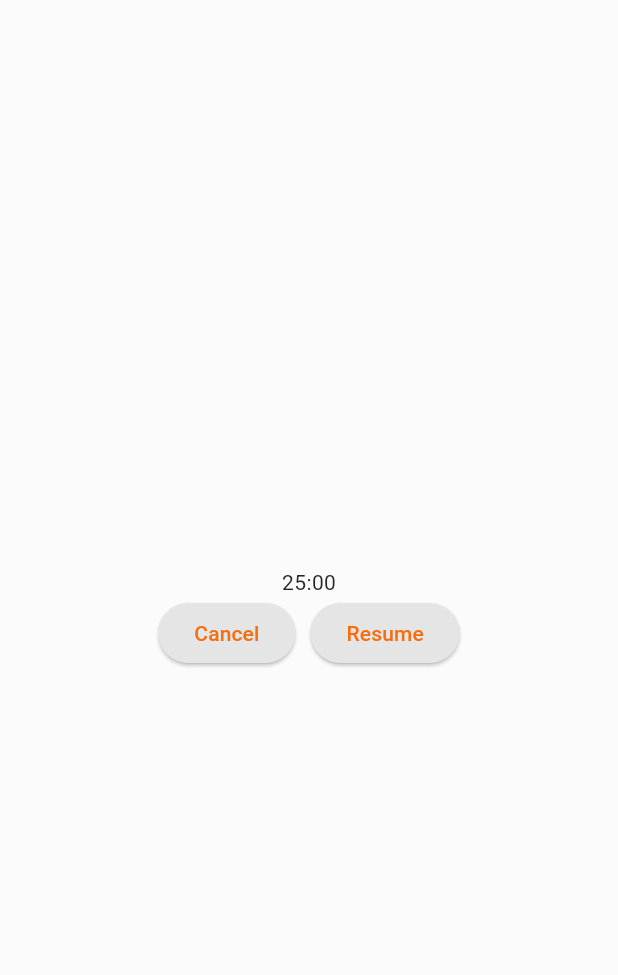
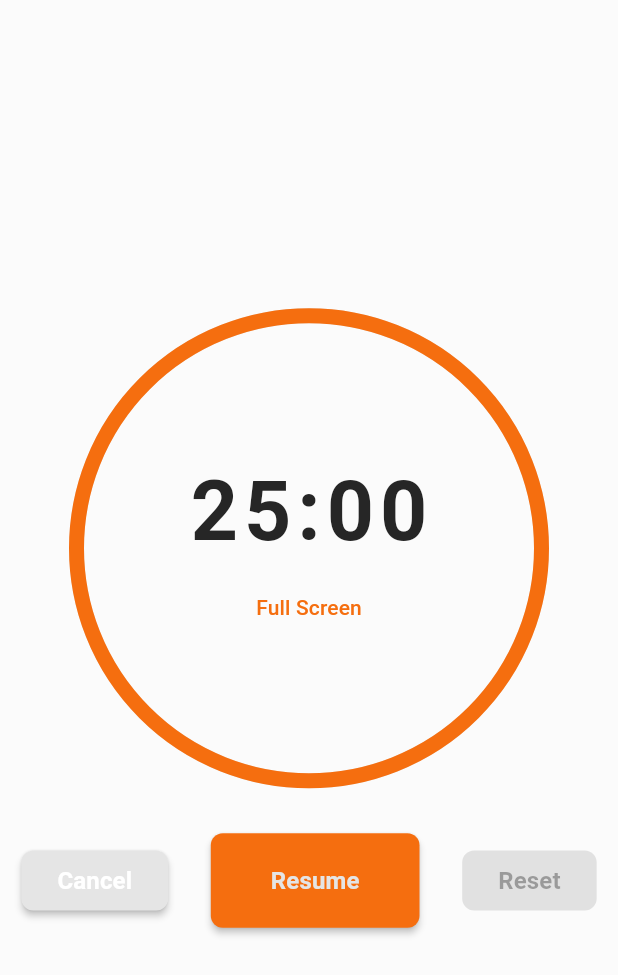
Before and after one commit to Ammarmyp/paamyPomodoro, a Flutter app: the TimerScreen widget shown alone on an empty page, opened directly, on a phone screen of 412 x 824 dp. Shown: the top 975 px of the screen. Run offline on Flutter 3.47's test engine with Material 3 defaults, Android fonts, the phone set to English and light mode, and no system bars; drawn by our look-alikes of percent_indicator; our stand-ins replace flutter_slidable, get, hive, hive_flutter, lucide_icons; accounts and stored records are empty.

Commit message:
refactor code

```diff
--- a/lib/pages/timer_screen.dart
+++ b/lib/pages/timer_screen.dart
@@ -1,7 +1,10 @@
 import 'package:flutter/material.dart';
 import 'package:get/get.dart';
+import 'package:paamy_pomodorro/components/custom_btn.dart';
 import 'package:paamy_pomodorro/controllers/timer_controller.dart';
 import 'package:paamy_pomodorro/utils/format_time.dart';
+import 'package:paamy_pomodorro/utils/progress_calculator.dart';
+import 'package:percent_indicator/circular_percent_indicator.dart';
 
 class TimerScreen extends StatelessWidget {
   TimerScreen({super.key});
@@ -10,34 +13,76 @@ class TimerScreen extends StatelessWidget {
 
   @override
   Widget build(BuildContext context) {
-    return Center(
-      child: Column(
+    return Obx(() => Column(
           mainAxisAlignment: MainAxisAlignment.center,
+          children: [
+            CircularPercentIndicator(
+              radius: 160,
+              circularStrokeCap: CircularStrokeCap.round,
+              backgroundColor: Theme.of(context).colorScheme.surface,
+              lineWidth: 10.0,
+
+              // percent: 0.4,
+              percent: calculateProgress(
+                  timerController.remainingTime.value.toDouble(),
+                  (timerController.focusTime.value * 60).toDouble()),
+              center: Column(
+                mainAxisAlignment: MainAxisAlignment.center,
+                crossAxisAlignment: CrossAxisAlignment.center,
                 children: [
                   Text(
                     formatTime(timerController.remainingTime.value),
+                    style: TextStyle(
+                      fontSize: 55,
+                      fontWeight: FontWeight.bold,
+                      letterSpacing: 4,
+                      color: Theme.of(context).colorScheme.onSurface,
+                    ),
+                  ),
+                  TextButton(
+                    onPressed: () {},
+                    child: const Text(
+                      "Full Screen",
+                    ),
+                  )
+                ],
+              ),
+              progressColor: Color(Theme.of(context).colorScheme.primary.value),
+            ),
+
+            const SizedBox(
+              height: 30,
             ),
 
             //controls
             Row(
-            mainAxisAlignment: MainAxisAlignment.center,
+              mainAxisAlignment: MainAxisAlignment.spaceAround,
               children: [
-              ElevatedButton(
+                CustomBtn(
                   onPressed: timerController.stopTimer,
-                child: Text("Cancel"),
+                  label: ("Cancel"),
+                  backgroundColor: Theme.of(context).colorScheme.surface,
                 ),
-              const SizedBox(width: 10),
-              ElevatedButton(
+                CustomBtn(
                   onPressed: timerController.isPaused.value
                       ? timerController.startTimer
                       : timerController.pauseTimer,
-                child:
-                    Text(timerController.isRunning.value ? "Pause" : "Resume"),
+                  label: (timerController.isRunning.value ? "Pause" : "Resume"),
+                  textColor: Theme.of(context).colorScheme.surface,
+                  padding: const EdgeInsets.symmetric(
+                    horizontal: 40,
+                    vertical: 20,
                   ),
+                ),
+                CustomBtn(
+                    label: "Reset",
+                    onPressed: timerController.isPaused.value
+                        ? timerController.resetTimer
+                        : null,
+                    backgroundColor: Theme.of(context).colorScheme.surface),
               ],
             ),
           ],
-      ),
-    );
+        ));
   }
 }
```
Also changed, not shown: lib/pages/focus_screen.dart (+2 -82 lines). Lines whose indentation alone changed are shown as unchanged.
